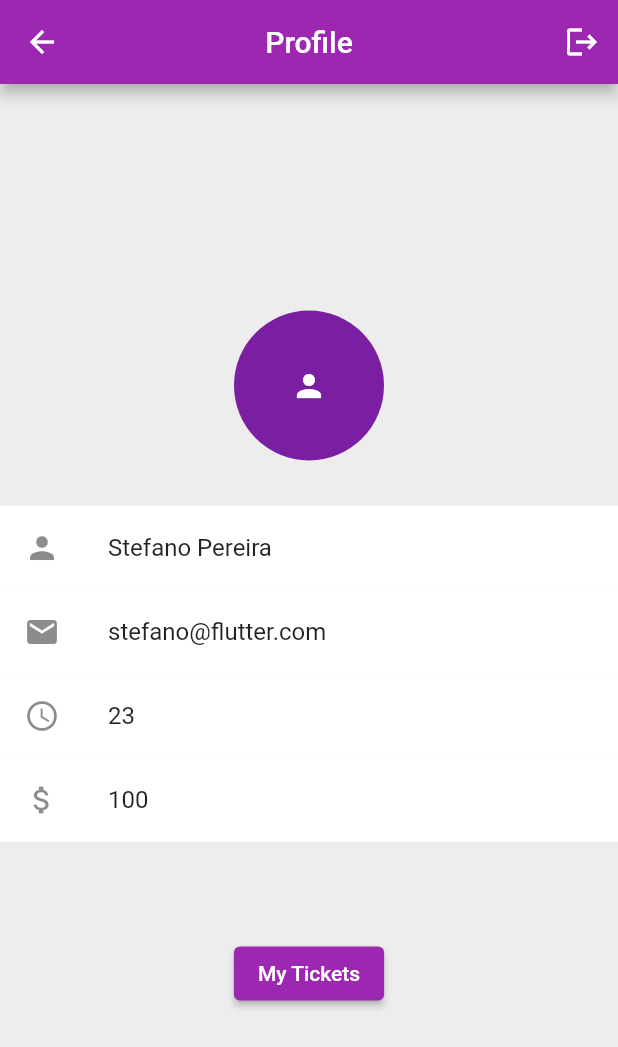
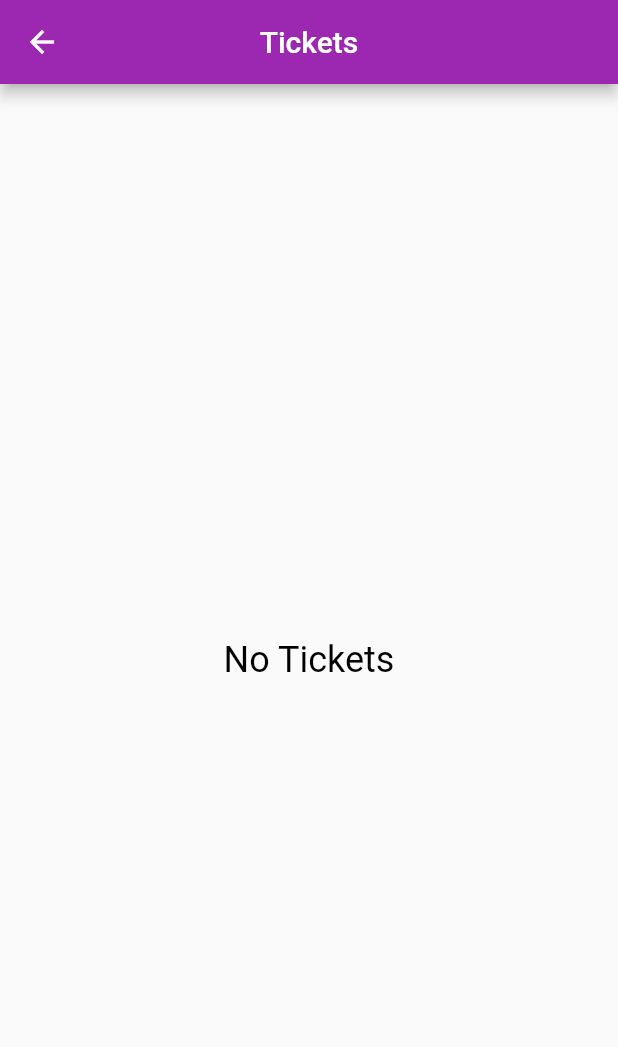
Before and after one commit to stefanovp/parkin, a Flutter app: the UserView screen opened directly, after a tap on "My Tickets", on a phone screen of 412 x 824 dp. Shown: the top 1047 px of the screen. Run offline on Flutter 3.47's test engine with Material 2 defaults, Android fonts, the phone set to English and light mode, and no system bars; our stand-ins replace bloc, equatable, flutter_bloc, google_maps_flutter, sqflite; accounts and stored records are empty.

Commit message:
finished credits and added database

```diff
--- /dev/null
+++ b/lib/database/database.dart
@@ -0,0 +1,81 @@
+import 'package:platform_channel_events/database/fields/ticket_fields.dart';
+import 'package:platform_channel_events/models/ticket.dart';
+import 'package:sqflite/sqflite.dart';
+import 'package:path/path.dart';
+
+class TicketsDatabase {
+  static final TicketsDatabase instance = TicketsDatabase._init();
+
+  static Database? _database;
+
+  TicketsDatabase._init();
+
+  Future<Database> get database async {
+    if (_database != null) return _database!;
+
+    _database = await _initDB('tickets.db');
+    return _database!;
+  }
+
+  Future<Database> _initDB(String filePath) async {
+    final dbPath = await getDatabasesPath();
+    final path = join(dbPath, filePath);
+
+    return await openDatabase(path, version: 1, onCreate: _createDB);
+  }
+
+  Future _createDB(Database db, int version) async {
+    final idType = 'INTEGER PRIMARY KEY AUTOINCREMENT';
+    final textType = 'TEXT NOT NULL';
+    final intType = 'INTEGER';
+
+    await db.execute('''
+CREATE TABLE tickets (
+  ${TicketFields.id} $idType,
+  ${TicketFields.parkingName} $textType,
+  ${TicketFields.vehiclePlate} $textType,
+  ${TicketFields.cost} $intType,
+  ${TicketFields.isPaid} $intType,
+  ${TicketFields.isValid} $intType,
+  ${TicketFields.expirationDate} $intType
+  )
+''');
+  }
+
+  Future close() async {
+    final db = await instance.database;
+    db.close();
+  }
+
+  Future<Ticket> create(Ticket ticket) async {
+    final db = await instance.database;
+
+    final id = await db.insert('tickets', ticket.toJson());
+    return ticket.copyWith(id: id);
+  }
+
+  Future<Ticket> readTicket(int id) async {
+    final db = await instance.database;
+
+    final maps = await db.query(
+      'tickets',
+      columns: TicketFields.values,
+      where: '${TicketFields.id} = ?',
+      whereArgs: [id],
+    );
+
+    if (maps.isNotEmpty) {
+      return Ticket.fromJson(maps.first);
+    } else {
+      throw Exception('Id not found');
+    }
+  }
+
+  Future<List<Ticket>> readAllTickets() async {
+    final db = await instance.database;
+
+    final result = await db.query('tickets');
+
+    return result.map((json) => Ticket.fromJson(json)).toList();
+  }
+}
--- /dev/null
+++ b/lib/database/fields/ticket_fields.dart
@@ -0,0 +1,11 @@
+class TicketFields {
+  static final List<String> values = [id, parkingName, vehiclePlate];
+
+  static final String id = '_id';
+  static final String parkingName = 'parkingName';
+  static final String vehiclePlate = 'vehiclePlate';
+  static final String expirationDate = 'expirationDate';
+  static final String cost = 'cost';
+  static final String isValid = 'isValid';
+  static final String isPaid = 'isPaid';
+}
--- a/lib/models/ticket.dart
+++ b/lib/models/ticket.dart
@@ -3,19 +3,26 @@
 import 'dart:math';
 
 import 'package:equatable/equatable.dart';
+import 'package:platform_channel_events/database/fields/ticket_fields.dart';
 import 'package:platform_channel_events/models/parking.dart';
 
 class Ticket extends Equatable {
-  final String id;
+  final int? id;
   final String parkingName;
   final String vehiclePlate;
-  final DateTime expirationDate;
+  final int expirationDate;
   final int cost;
   bool isValid;
   bool isPaid;
 
-  Ticket copyWith(String? id, String? parkingName, String? vehiclePlate,
-      DateTime? expirationDate, int? cost, bool? isValid, bool? isPaid) {
+  Ticket copyWith(
+      {int? id,
+      String? parkingName,
+      String? vehiclePlate,
+      int? expirationDate,
+      int? cost,
+      bool? isValid,
+      bool? isPaid}) {
     return Ticket(
         id: id ?? this.id,
         parkingName: parkingName ?? this.parkingName,
@@ -27,15 +34,42 @@ class Ticket extends Equatable {
   }
 
   @override
-  List<Object> get props =>
-      [id, parkingName, vehiclePlate, expirationDate, cost, isPaid, isValid];
+  List<Object> get props => [
+        id ?? 0,
+        parkingName,
+        vehiclePlate,
+        expirationDate,
+        cost,
+        isPaid,
+        isValid
+      ];
 
   Ticket(
-      {required this.id,
+      {this.id,
       required this.parkingName,
       required this.vehiclePlate,
       required this.expirationDate,
       required this.cost,
       required this.isPaid,
       required this.isValid});
+
+  Map<String, Object?> toJson() => {
+        TicketFields.id: id,
+        TicketFields.parkingName: parkingName,
+        TicketFields.vehiclePlate: vehiclePlate,
+        TicketFields.cost: cost,
+        TicketFields.isPaid: isPaid,
+        TicketFields.isValid: isValid,
+        TicketFields.expirationDate: expirationDate,
+      };
+
+  static Ticket fromJson(Map<String, Object?> json) => Ticket(
+        id: json[TicketFields.id] as int,
+        parkingName: json[TicketFields.parkingName] as String,
+        vehiclePlate: json[TicketFields.vehiclePlate] as String,
+        cost: json[TicketFields.cost] as int,
+        isPaid: json[TicketFields.isPaid] as bool,
+        isValid: json[TicketFields.vehiclePlate] as bool,
+        expirationDate: json[TicketFields.expirationDate] as int,
+      );
 }
--- /dev/null
+++ b/lib/ticket/tickets_view.dart
@@ -0,0 +1,86 @@
+import 'package:flutter/material.dart';
+import 'package:platform_channel_events/database/database.dart';
+import 'package:platform_channel_events/models/ticket.dart';
+
+class TicketsView extends StatefulWidget {
+  const TicketsView({Key? key}) : super(key: key);
+
+  @override
+  _TicketsViewState createState() => _TicketsViewState();
+}
+
+class _TicketsViewState extends State<TicketsView> {
+  @override
+  Widget build(BuildContext context) {
+    return Scaffold(
+      appBar: AppBar(centerTitle: true, title: const Text('Tickets')),
+      body: const TicketsWidget(),
+    );
+  }
+}
+
+class TicketsWidget extends StatefulWidget {
+  const TicketsWidget({Key? key}) : super(key: key);
+
+  @override
+  _TicketsWidgetState createState() => _TicketsWidgetState();
+}
+
+class _TicketsWidgetState extends State<TicketsWidget> {
+  late List<Ticket> tickets;
+  bool isLoading = false;
+
+  @override
+  void initState() {
+    super.initState();
+
+    refreshTickets();
+  }
+
+  Future refreshTickets() async {
+    setState(() => isLoading = true);
+
+    this.tickets = await TicketsDatabase.instance.readAllTickets();
+
+    setState(() => isLoading = false);
+  }
+
+  @override
+  Widget build(BuildContext context) {
+    return Container(
+      child: isLoading
+          ? CircularProgressIndicator()
+          : tickets.isEmpty
+              ? const Center(
+                  child: Text(
+                    'No Tickets',
+                    style: TextStyle(color: Colors.black, fontSize: 24),
+                  ),
+                )
+              : buildTickets(),
+    );
+  }
+
+  Widget buildTickets() => ListView.builder(
+        itemCount: tickets.length,
+        itemBuilder: (context, index) {
+          Ticket ticket = tickets[index];
+          return Container(
+            padding: const EdgeInsets.all(10.0),
+            child: Card(
+              elevation: 8,
+              shape: RoundedRectangleBorder(
+                  borderRadius: BorderRadius.circular(10.0)),
+              child: Row(
+                mainAxisAlignment: MainAxisAlignment.spaceBetween,
+                children: [
+                  Text(ticket.id.toString()),
+                  Text('Local: ${ticket.parkingName}'),
+                  Text('Veiculo: ${ticket.vehiclePlate}')
+                ],
+              ),
+            ),
+          );
+        },
+      );
+}
--- a/lib/user/user_view.dart
+++ b/lib/user/user_view.dart
@@ -1,5 +1,7 @@
 import 'package:flutter/cupertino.dart';
 import 'package:flutter/material.dart';
+import 'package:platform_channel_events/credits/credits_view.dart';
+import 'package:platform_channel_events/ticket/tickets_view.dart';
 import 'package:provider/src/provider.dart';
 
 import '../models/user.dart';
@@ -18,7 +20,7 @@ class UserView extends StatelessWidget {
       appBar: AppBar(centerTitle: true, title: Text('Profile'), actions: [
         IconButton(onPressed: () {}, icon: Icon(Icons.logout)),
       ]),
-      body: _profilePage(user),
+      body: _profilePage(context, user),
       backgroundColor: Theme.of(context).backgroundColor,
     );
   }
@@ -62,13 +64,37 @@ class UserView extends StatelessWidget {
     );
   }
 
-  Widget _viewTicketsButton() {
+  Widget _viewTicketsButton(BuildContext context) {
     return Container(
-        padding: const EdgeInsets.only(top: 64.0),
-        child: ElevatedButton(onPressed: () {}, child: Text('My Tickets')));
+        padding: const EdgeInsets.all(16.0),
+        child: ElevatedButton(
+          onPressed: () => Navigator.of(context)
+              .push(MaterialPageRoute<void>(builder: (_) => TicketsView())),
+          child: Text('My Tickets'),
+        ));
   }
 
-  Widget _profilePage(User user) {
+  Widget _buyCreditsButton(BuildContext context) {
+    return Container(
+        padding: const EdgeInsets.all(16.0),
+        child: ElevatedButton(
+          onPressed: () => Navigator.of(context)
+              .push(MaterialPageRoute<void>(builder: (_) => CreditView())),
+          child: Text('Buy Credits'),
+        ));
+  }
+
+  Widget _buttonsRow(BuildContext context) {
+    return Container(
+      padding: EdgeInsets.only(top: 48.0),
+      child: Row(
+        mainAxisAlignment: MainAxisAlignment.center,
+        children: [_viewTicketsButton(context), _buyCreditsButton(context)],
+      ),
+    );
+  }
+
+  Widget _profilePage(BuildContext context, User user) {
     return Center(
       child: Column(
         mainAxisAlignment: MainAxisAlignment.center,
@@ -81,7 +107,7 @@ class UserView extends StatelessWidget {
           _emailTile(user),
           _ageTile(user),
           _creditsTile(user),
-          _viewTicketsButton(),
+          _buttonsRow(context),
         ],
       ),
     );
--- a/pubspec.yaml
+++ b/pubspec.yaml
@@ -13,6 +13,7 @@ dependencies:
   google_maps_flutter: any
   equatable: 2.0.3
   flutter_bloc: any
+  sqflite: any
 
 
 dev_dependencies:
```
Also changed, not shown: lib/credits/credits_view.dart (added, +85 -0 lines), lib/park/park_view.dart (+27 -2 lines), lib/ticket/bloc/ticket_bloc.dart (added, +17 -0 lines), lib/ticket/bloc/ticket_event.dart (added, +14 -0 lines), lib/ticket/bloc/ticket_state.dart (added, +8 -0 lines), pubspec.lock.
